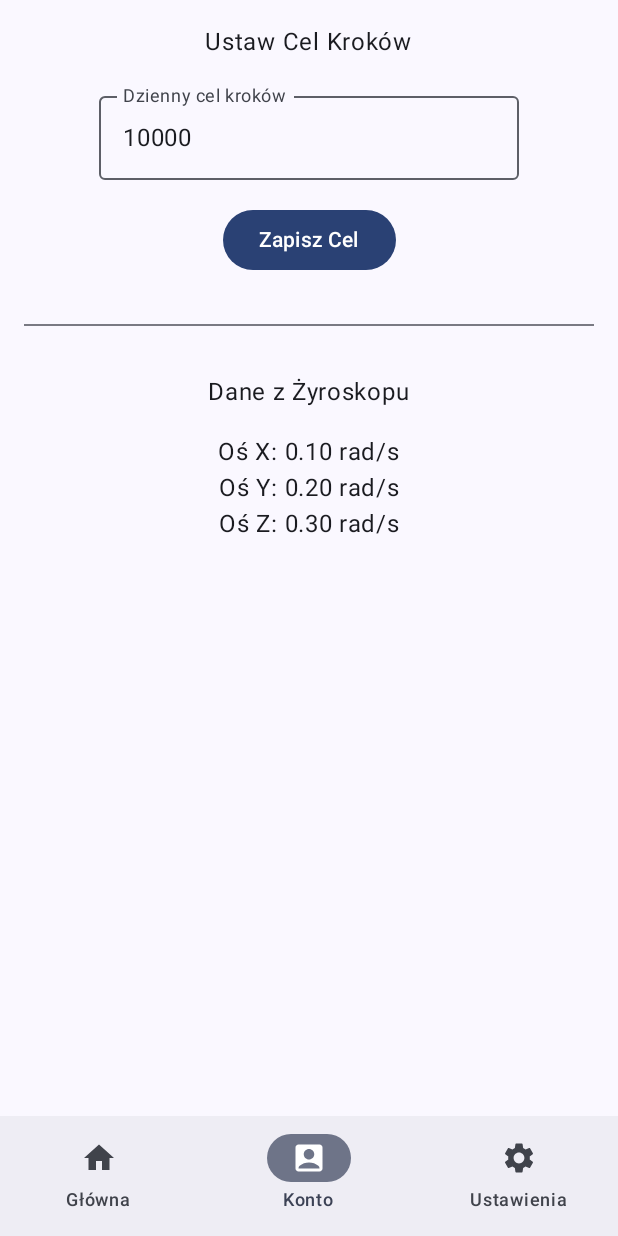
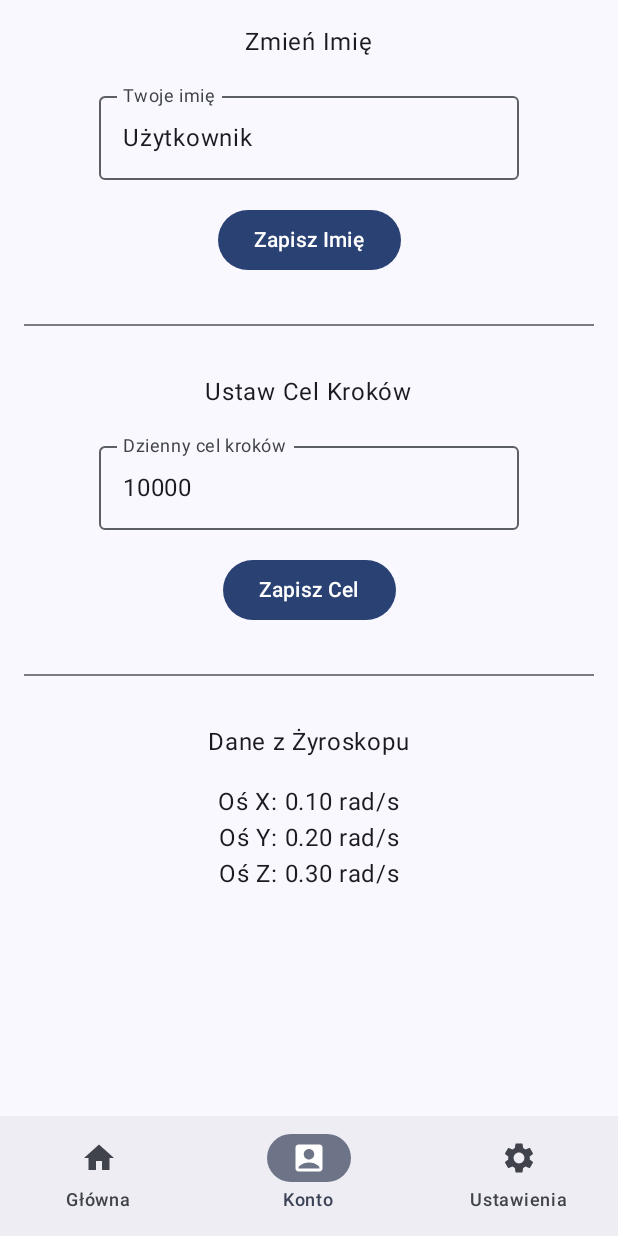
Before and after one commit to dataw1/Krokomierz, an Android app built with Jetpack Compose: the @Preview function ProjektAppPreview, item 2 of the bottom bar chosen, on a phone screen of 412 x 824 dp. Run offline under Robolectric (Android 15) with nearby library versions, the phone set to English and light mode, and no system bars.

Commit message:
Dodanie mozliwosci zmiany imienia przez uzytkownika, oraz dodanie opcje szybkiego restartu nazwy dla pokazu

```diff
--- a/app/src/main/java/com/example/projekt/Konto.kt
+++ b/app/src/main/java/com/example/projekt/Konto.kt
@@ -25,12 +25,15 @@ import com.example.projekt.ui.theme.ProjektTheme
 
 @Composable
 fun AccountScreen(
+    userName: String,
+    onUserNameChange: (String) -> Unit,
     currentStepGoal: Int,
     onStepGoalChange: (Int) -> Unit,
     gyroscopeData: GyroscopeData,
     modifier: Modifier = Modifier
 ) {
-    var textValue by remember(currentStepGoal) { mutableStateOf(currentStepGoal.toString()) }
+    var nameValue by remember(userName) { mutableStateOf(userName) }
+    var stepGoalValue by remember(currentStepGoal) { mutableStateOf(currentStepGoal.toString()) }
 
     Column(
         modifier = modifier
@@ -38,13 +41,34 @@ fun AccountScreen(
             .fillMaxWidth(),
         horizontalAlignment = Alignment.CenterHorizontally,
     ) {
+        // User Name Section
+        Text("Zmień Imię")
+        Spacer(modifier = Modifier.height(16.dp))
+        OutlinedTextField(
+            value = nameValue,
+            onValueChange = { nameValue = it },
+            label = { Text("Twoje imię") },
+            singleLine = true
+        )
+        Spacer(modifier = Modifier.height(16.dp))
+        Button(
+            onClick = { onUserNameChange(nameValue) },
+            enabled = nameValue.isNotBlank()
+        ) {
+            Text("Zapisz Imię")
+        }
+
+        Spacer(modifier = Modifier.height(32.dp))
+        Divider()
+        Spacer(modifier = Modifier.height(32.dp))
+
         // Step Goal Section
         Text("Ustaw Cel Kroków")
         Spacer(modifier = Modifier.height(16.dp))
 
         OutlinedTextField(
-            value = textValue,
-            onValueChange = { textValue = it.filter { char -> char.isDigit() } },
+            value = stepGoalValue,
+            onValueChange = { stepGoalValue = it.filter { char -> char.isDigit() } },
             label = { Text("Dzienny cel kroków") },
             keyboardOptions = KeyboardOptions(keyboardType = KeyboardType.Number)
         )
@@ -52,8 +76,8 @@ fun AccountScreen(
         Spacer(modifier = Modifier.height(16.dp))
 
         Button(
-            onClick = { textValue.toIntOrNull()?.let { onStepGoalChange(it) } },
-            enabled = textValue.isNotBlank()
+            onClick = { stepGoalValue.toIntOrNull()?.let { onStepGoalChange(it) } },
+            enabled = stepGoalValue.isNotBlank()
         ) {
             Text("Zapisz Cel")
         }
@@ -76,6 +100,8 @@ fun AccountScreen(
 fun AccountScreenPreview() {
     ProjektTheme {
         AccountScreen(
+            userName = "Użytkownik",
+            onUserNameChange = {},
             currentStepGoal = 10000,
             onStepGoalChange = {},
             gyroscopeData = GyroscopeData(0.123f, 0.456f, 0.789f)
--- a/app/src/main/java/com/example/projekt/MainActivity.kt
+++ b/app/src/main/java/com/example/projekt/MainActivity.kt
@@ -105,6 +105,7 @@ class MainActivity : ComponentActivity() {
                 } else {
                     ProjektApp(
                         userName = userName!!,
+                        onUserNameChange = { coroutineScope.launch { themePreferenceManager.setUserName(it) } },
                         useDarkTheme = isDarkTheme,
                         onThemeToggle = { coroutineScope.launch { themePreferenceManager.setDarkTheme(it) } },
                         useMetric = isMetric,
@@ -112,7 +113,8 @@ class MainActivity : ComponentActivity() {
                         steps = steps,
                         stepGoal = stepGoal,
                         onStepGoalChange = { coroutineScope.launch { themePreferenceManager.setStepGoal(it) } },
-                        gyroscopeData = gyroscopeData
+                        gyroscopeData = gyroscopeData,
+                        onResetName = { coroutineScope.launch { themePreferenceManager.setUserName("") } }
                     )
                 }
             }
@@ -138,6 +140,7 @@ class MainActivity : ComponentActivity() {
 
 @Composable
 fun WelcomeScreen(onNameProvided: (String) -> Unit) {
+    Surface(modifier = Modifier.fillMaxSize(), color = MaterialTheme.colorScheme.background) {
         var name by remember { mutableStateOf("") }
         Column(
             modifier = Modifier
@@ -165,10 +168,12 @@ fun WelcomeScreen(onNameProvided: (String) -> Unit) {
             }
         }
     }
+}
 
 @Composable
 fun ProjektApp(
     userName: String,
+    onUserNameChange: (String) -> Unit,
     useDarkTheme: Boolean,
     onThemeToggle: (Boolean) -> Unit,
     useMetric: Boolean,
@@ -176,7 +181,8 @@ fun ProjektApp(
     steps: Int,
     stepGoal: Int,
     onStepGoalChange: (Int) -> Unit,
-    gyroscopeData: GyroscopeData
+    gyroscopeData: GyroscopeData,
+    onResetName: () -> Unit
 ) {
     var currentDestination by rememberSaveable { mutableStateOf(AppDestinations.HOME) }
 
@@ -204,6 +210,8 @@ fun ProjektApp(
                 modifier = Modifier.padding(scaffoldPadding)
             )
             AppDestinations.ACCOUNT -> AccountScreen(
+                userName = userName,
+                onUserNameChange = onUserNameChange,
                 currentStepGoal = stepGoal,
                 onStepGoalChange = onStepGoalChange,
                 gyroscopeData = gyroscopeData,
@@ -214,6 +222,7 @@ fun ProjektApp(
                 onThemeToggle = onThemeToggle,
                 useMetric = useMetric,
                 onMetricToggle = onMetricToggle,
+                onResetName = onResetName,
                 modifier = Modifier.padding(scaffoldPadding)
             )
         }
@@ -235,6 +244,7 @@ fun ProjektAppPreview() {
     ProjektTheme {
         ProjektApp(
             userName = "Użytkownik",
+            onUserNameChange = {},
             useDarkTheme = false,
             onThemeToggle = {},
             useMetric = true,
@@ -242,7 +252,8 @@ fun ProjektAppPreview() {
             steps = 12345,
             stepGoal = 10000,
             onStepGoalChange = {},
-            gyroscopeData = GyroscopeData(0.1f, 0.2f, 0.3f)
+            gyroscopeData = GyroscopeData(0.1f, 0.2f, 0.3f),
+            onResetName = {}
         )
     }
 }
```
Also changed, not shown: app/src/main/java/com/example/projekt/Ustawienia.kt (+11 -1 lines). Lines whose indentation alone changed are shown as unchanged.
